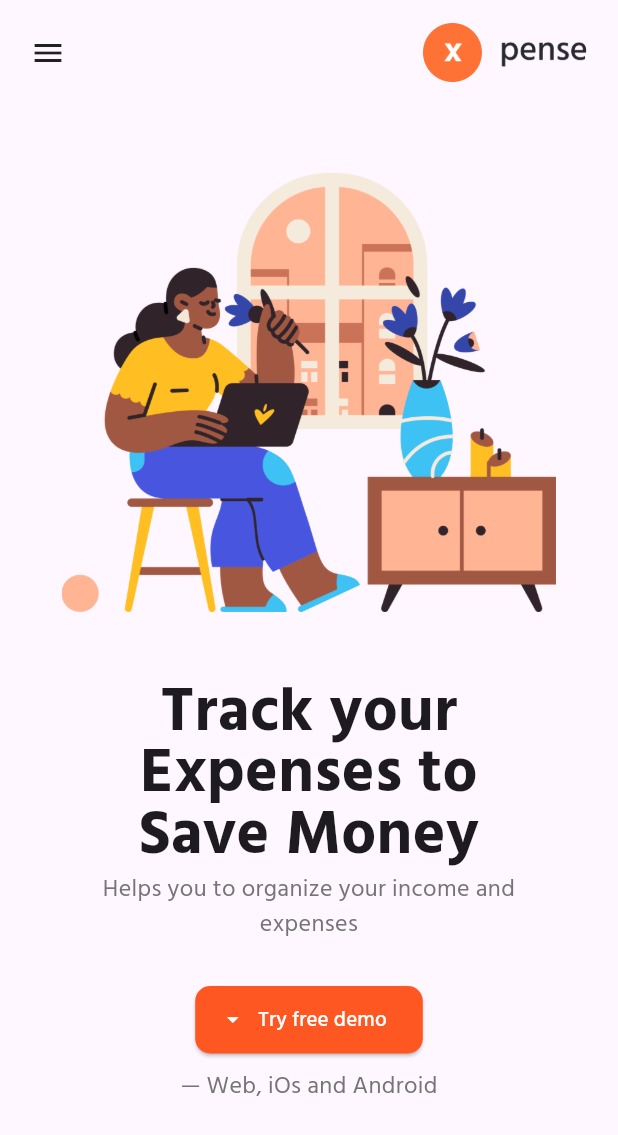
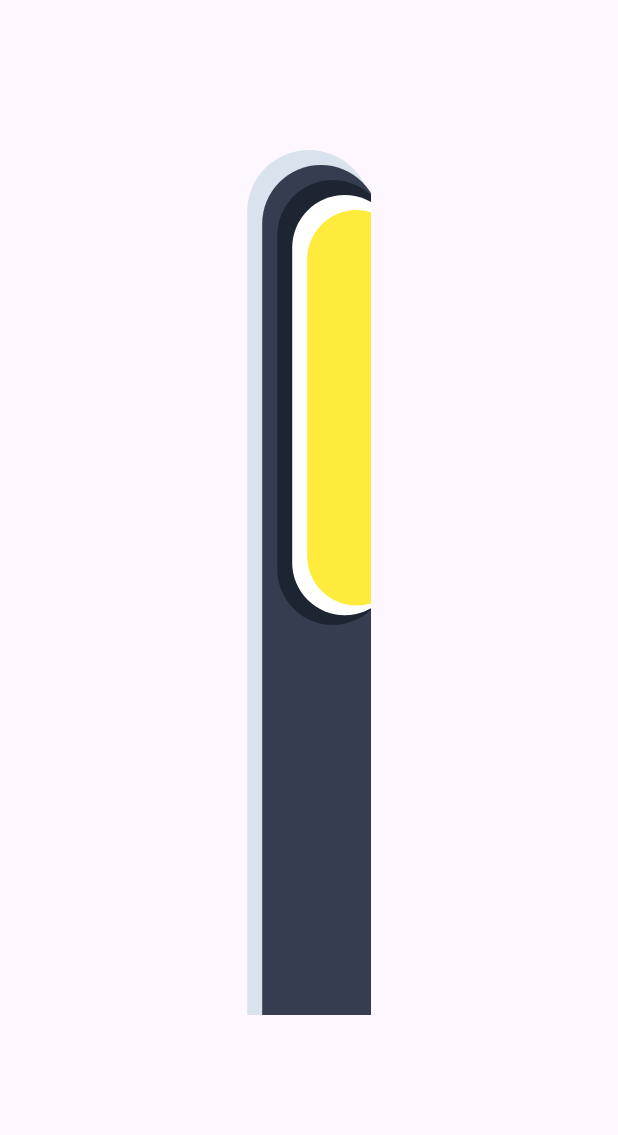
Before and after one commit to MatheusBlanco/matheus_blanco_online_cv, a Flutter app: the screen it shows after launch, on a phone screen of 412 x 824 dp. Shown: the top 1135 px of the screen. Run offline on Flutter 3.47's test engine with Material 3 defaults, Android fonts, the phone set to English and light mode, and no system bars; our stand-ins replace responsive_builder.

Commit message:
Initiates bookmark.dart

```diff
--- a/lib/pages/containers/container1.dart
+++ b/lib/pages/containers/container1.dart
@@ -15,12 +15,12 @@ class _ContainerOneState extends State<ContainerOne> {
   @override
   Widget build(BuildContext context) {
     return ScreenTypeLayout(
-      mobile: Mobile(),
-      desktop: Desktop(),
+      mobile: mobile(),
+      desktop: desktop(),
     );
   }
 
-  Widget Mobile() {
+  Widget mobile() {
     return Container(
       margin: EdgeInsets.symmetric(horizontal: w! / 10, vertical: 20),
       child: Column(
@@ -28,11 +28,11 @@ class _ContainerOneState extends State<ContainerOne> {
           Container(
             height: w! / 1.2,
             width: w! / 1.2,
-            decoration: BoxDecoration(
+            decoration: const BoxDecoration(
                 image: DecorationImage(
                     image: AssetImage(illustration1), fit: BoxFit.contain)),
           ),
-          SizedBox(
+          const SizedBox(
             height: 20,
           ),
           Text(
@@ -41,7 +41,7 @@ class _ContainerOneState extends State<ContainerOne> {
             style: TextStyle(
                 fontSize: w! / 10, fontWeight: FontWeight.bold, height: 1),
           ),
-          SizedBox(
+          const SizedBox(
             height: 5,
           ),
           Text(
@@ -49,20 +49,20 @@ class _ContainerOneState extends State<ContainerOne> {
             textAlign: TextAlign.center,
             style: TextStyle(color: Colors.grey.shade600, fontSize: 16),
           ),
-          SizedBox(
+          const SizedBox(
             height: 30,
           ),
-          DemoContainer(),
-          SizedBox(
+          const DemoContainer(),
+          const SizedBox(
             height: 10,
           ),
-          BottomText()
+          const BottomText()
         ],
       ),
     );
   }
 
-  Widget Desktop() {
+  Widget desktop() {
     return Container(
       margin: EdgeInsets.symmetric(horizontal: w!/10, vertical: 20),
       child: Row(
@@ -93,7 +93,7 @@ class _ContainerOneState extends State<ContainerOne> {
                     const SizedBox(
                       height: 30,
                     ),
-                    Row(
+                    const Row(
                       children: [
                         DemoContainer(),
                         SizedBox(width: 20),
@@ -107,7 +107,7 @@ class _ContainerOneState extends State<ContainerOne> {
           Expanded(
             child: Container(
               height: 530,
-              decoration: BoxDecoration(
+              decoration: const BoxDecoration(
                 image: DecorationImage(
                     image: AssetImage(illustration1),
                     fit: BoxFit.contain,
@@ -142,7 +142,7 @@ class DemoContainer extends StatelessWidget {
 
   @override
   Widget build(BuildContext context) {
-    return Container(
+    return const SizedBox(
       height: 45,
       child: DemoButton(),
     );
--- a/lib/pages/home.dart
+++ b/lib/pages/home.dart
@@ -1,6 +1,5 @@
 import 'package:flutter/material.dart';
-import 'package:matheus_blanco_online_cv/pages/containers/container1.dart';
-import 'package:matheus_blanco_online_cv/widgets/navbar.dart';
+import 'package:matheus_blanco_online_cv/widgets/curriculum/curriculum.dart';
 
 import '../utils/constants.dart';
 
@@ -17,15 +16,13 @@ class _HomeState extends State<Home> {
     w = MediaQuery.of(context).size.width;
     h = MediaQuery.of(context).size.height;
 
-    return Scaffold(
+    return const Scaffold(
       body: SingleChildScrollView(
-          child: Container(
-            child: const Column(
-              children: [
-                Navbar(),
-                ContainerOne()
-              ],
-            ),
+          child: Column(
+            children: [
+             //  Navbar(),
+              CurriculumWidget()
+            ],
           )
       ),
     );
--- /dev/null
+++ b/lib/widgets/curriculum/bookmark.dart
@@ -0,0 +1,80 @@
+import 'package:flutter/material.dart';
+
+class BookMark extends StatefulWidget {
+  const BookMark({super.key});
+
+  @override
+  State<BookMark> createState() => _BookMarkState();
+}
+
+class _BookMarkState extends State<BookMark> {
+  @override
+  Widget build(BuildContext context) {
+    return Stack(
+      children: [
+        Container(
+          height: MediaQuery.of(context).size.height * 0.7,
+          width: MediaQuery.of(context).size.width * 0.20,
+          decoration: const BoxDecoration(
+              borderRadius: BorderRadius.only(
+                topLeft: Radius.circular(200),
+                topRight: Radius.circular(200),
+              ),
+            color: Color(0xffD9E3ED),
+          ),
+        ),
+        Positioned(
+          top: 10,
+          left: 10,
+          child: Container(
+            height: MediaQuery.of(context).size.height * 0.7,
+            width: MediaQuery.of(context).size.width * 0.19,
+            decoration: const BoxDecoration(
+                borderRadius: BorderRadius.only(
+                  topLeft: Radius.circular(200),
+                  topRight: Radius.circular(200),
+                ),
+              color: Color(0xff353D51),
+            ),
+          )
+        ),
+        Positioned(
+            top: 20,
+            left: 20,
+            child: Container(
+              height: MediaQuery.of(context).size.height * 0.36,
+              width: MediaQuery.of(context).size.width * 0.18,
+              decoration: BoxDecoration(
+                  borderRadius: BorderRadius.circular(200),
+                color: const Color(0xff1E2532),
+              ),
+            )
+        ),
+        Positioned(
+            top: 30,
+            left: 30,
+            child: Container(
+              height: MediaQuery.of(context).size.height * 0.34,
+              width: MediaQuery.of(context).size.width * 0.17,
+              decoration: BoxDecoration(
+                borderRadius: BorderRadius.circular(200),
+                color: Colors.white,
+              ),
+            )
+        ),
+        Positioned(
+            top: 40,
+            left: 40,
+            child: Container(
+              height: MediaQuery.of(context).size.height * 0.32,
+              width: MediaQuery.of(context).size.width * 0.16,
+              decoration: BoxDecoration(
+                borderRadius: BorderRadius.circular(200),
+                color: Colors.yellow,
+              ),
+            )
+        )
+      ],
+    );
+  }
+}
--- /dev/null
+++ b/lib/widgets/curriculum/curriculum.dart
@@ -0,0 +1,24 @@
+import 'package:flutter/material.dart';
+import 'package:matheus_blanco_online_cv/widgets/curriculum/bookmark.dart';
+
+class CurriculumWidget extends StatefulWidget {
+  const CurriculumWidget({super.key});
+
+  @override
+  State<CurriculumWidget> createState() => _CurriculumWidgetState();
+}
+
+class _CurriculumWidgetState extends State<CurriculumWidget> {
+  @override
+  Widget build(BuildContext context) {
+    return Container(
+      margin: const EdgeInsets.symmetric(horizontal: 0, vertical: 100),
+      child: const Row(
+        mainAxisAlignment: MainAxisAlignment.center,
+        children: [
+          BookMark()
+        ],
+      ),
+    );
+  }
+}
```
